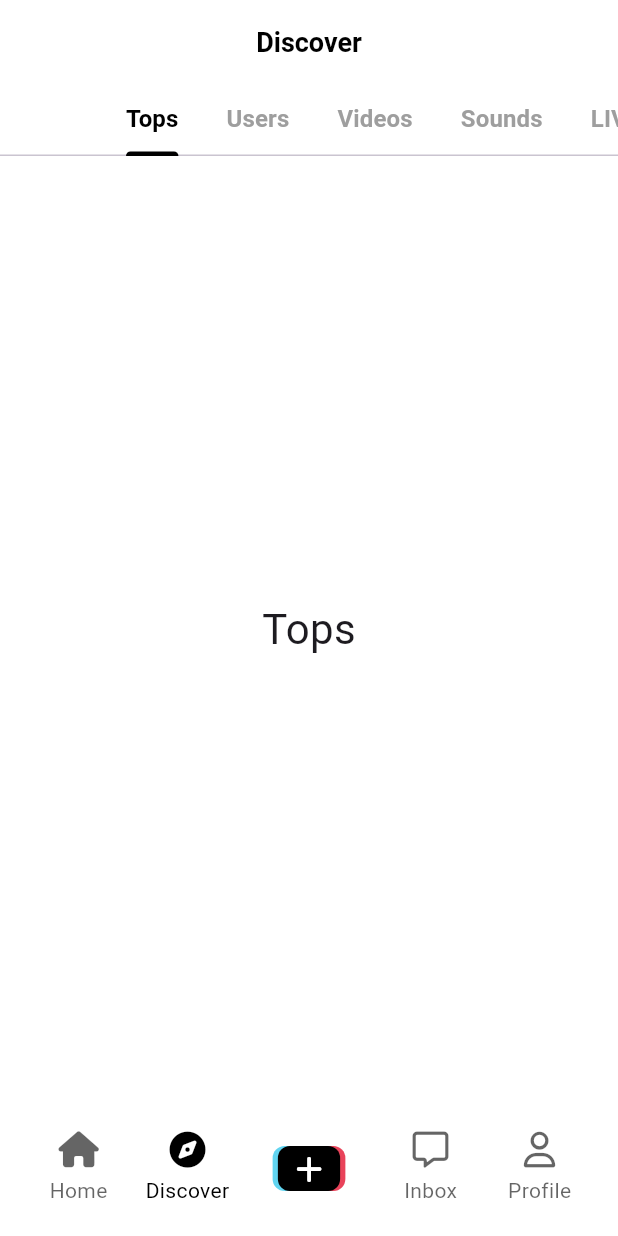
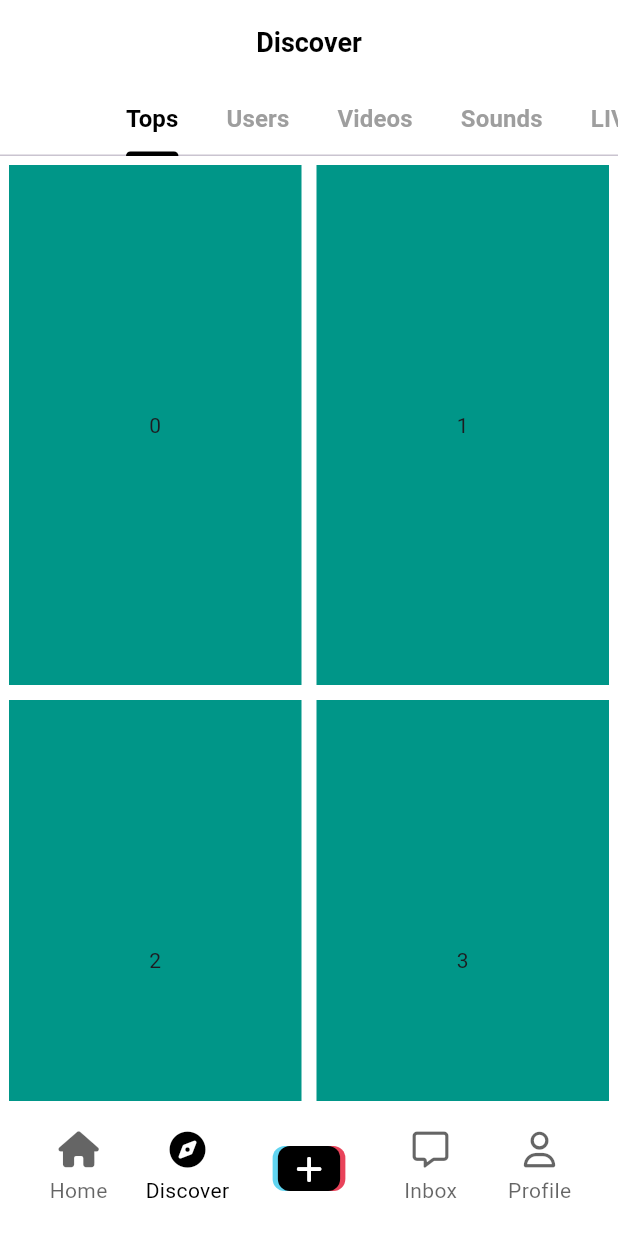
Before and after one commit to leehwasub/tiktok_clone, a Flutter app: the screen it shows after launch, item 2 of the bottom bar chosen, on a phone screen of 412 x 824 dp. Run offline on Flutter 3.47's test engine with Material 3 defaults, Android fonts, the phone set to English and light mode, and no system bars; our stand-ins replace font_awesome_flutter, video_player, visibility_detector; network calls fail.

Commit message:
9.3 GridView

```diff
--- a/lib/features/discover/discover_screen.dart
+++ b/lib/features/discover/discover_screen.dart
@@ -45,7 +45,25 @@ class DiscoverScreen extends StatelessWidget {
         ),
         body: TabBarView(
           children: [
-            for (var tab in tabs)
+            GridView.builder(
+              itemCount: 20,
+              padding: EdgeInsets.all(
+                Sizes.size6,
+              ),
+              gridDelegate: SliverGridDelegateWithFixedCrossAxisCount(
+                crossAxisCount: 2,
+                crossAxisSpacing: Sizes.size10,
+                mainAxisSpacing: Sizes.size10,
+                childAspectRatio: 9 / 16,
+              ),
+              itemBuilder: (context, index) => Container(
+                color: Colors.teal,
+                child: Center(
+                  child: Text("$index"),
+                ),
+              ),
+            ),
+            for (var tab in tabs.skip(1))
               Center(
                 child: Text(
                   tab,
```
